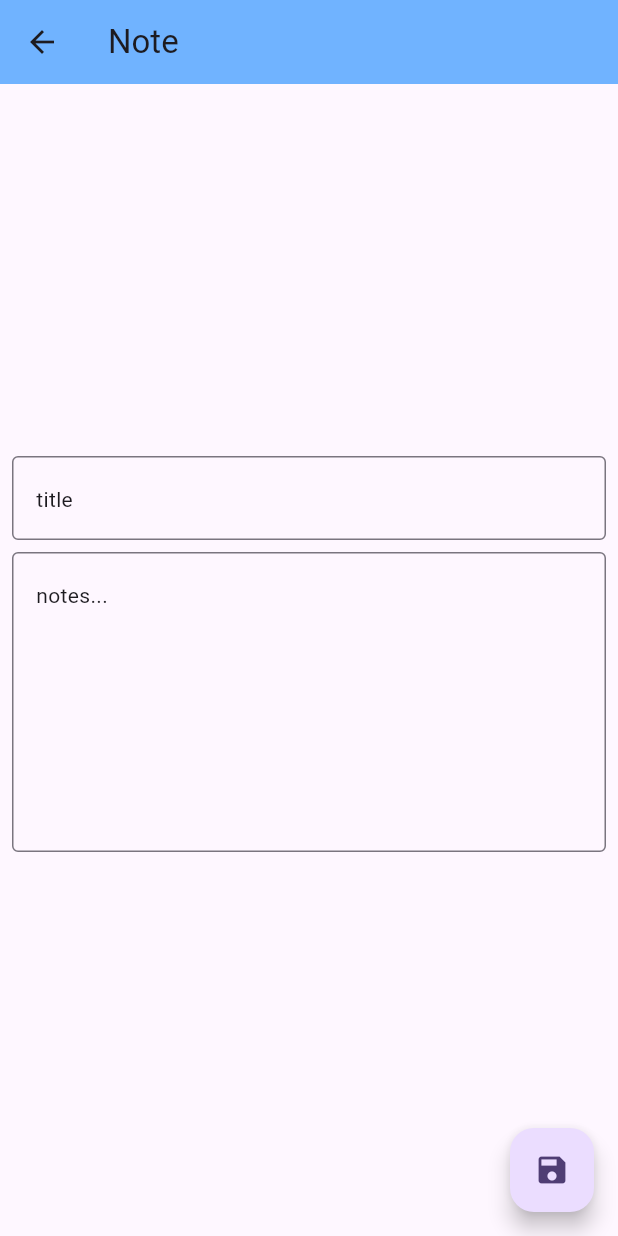
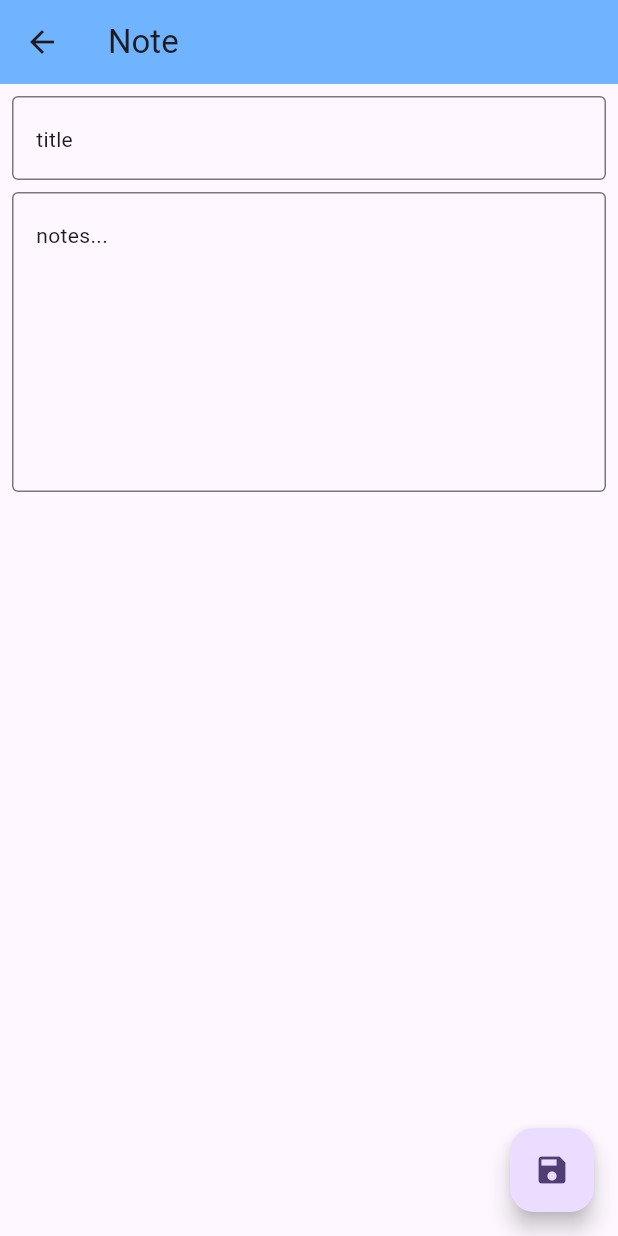
Before and after one commit to Verrin1243/note_app, a Flutter app: the NoteForm screen opened directly, on a phone screen of 412 x 824 dp. Run offline on Flutter 3.47's test engine with Material 3 defaults, Android fonts, the phone set to English and light mode, and no system bars; our stand-ins replace shared_preferences; accounts and stored records are empty.

```diff
--- a/lib/notepad/note_form.dart
+++ b/lib/notepad/note_form.dart
@@ -86,12 +86,12 @@ class NoteFormState extends State<NoteForm> {
         onPressed: saveNotes,
         child: const Icon(Icons.save),
         ),
-      body: Center(
+      body: Align(
+       alignment: Alignment.topCenter,
        child: SizedBox(
          child: Padding(
           padding: EdgeInsets.all(8),
           child: Column(
-            mainAxisAlignment: MainAxisAlignment.center,
             children: <Widget>[
               TextInput(titleController),
               SizedBox(height: 8),
```
